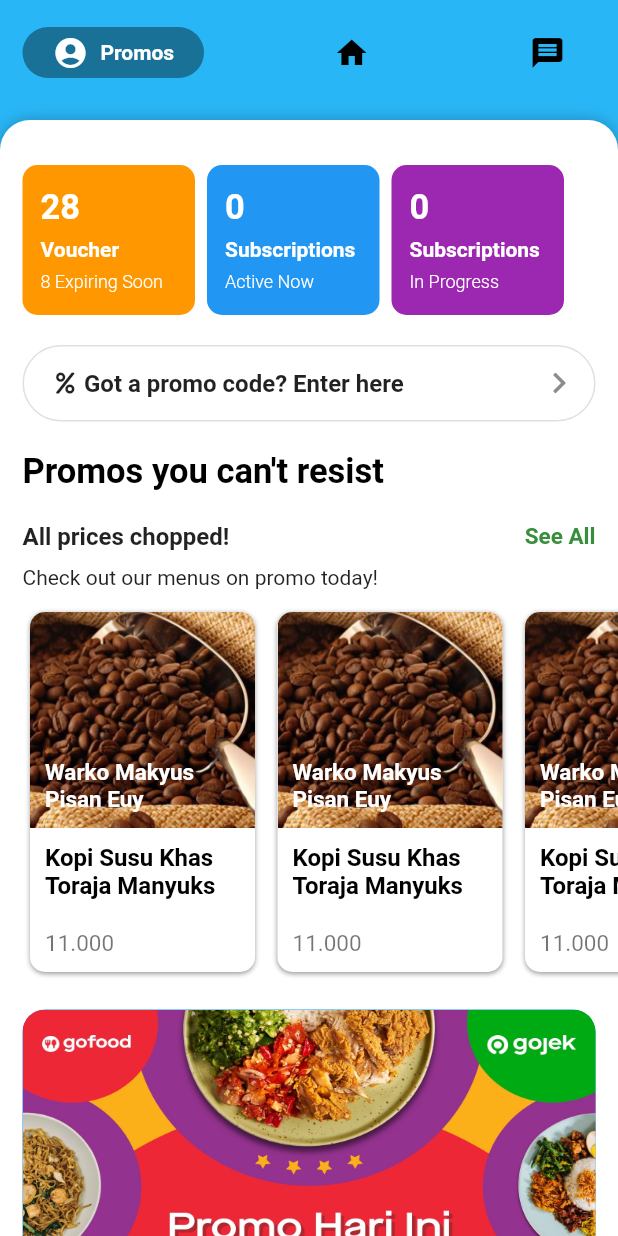
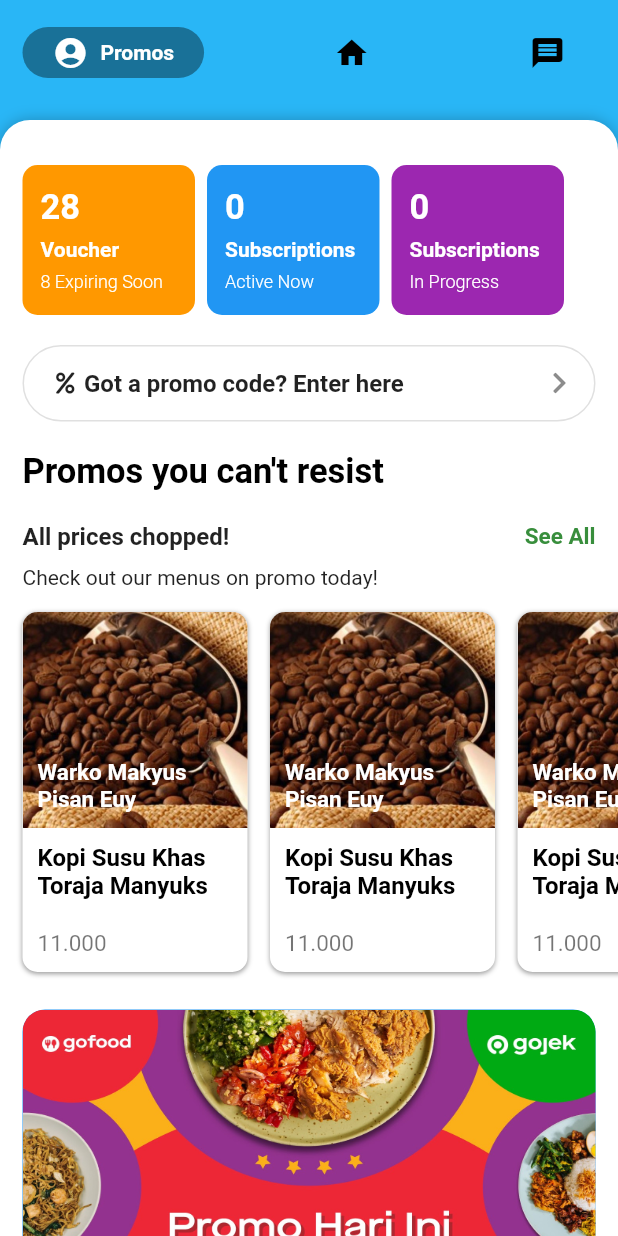
Before and after one commit to fauzannoorazhar/flutter-clonning-apps, a Flutter app: the screen it shows after launch, on a phone screen of 412 x 824 dp. Run offline on Flutter 3.47's test engine with Material 2 defaults, Android fonts, the phone set to English and light mode, and no system bars; drawn by our look-alikes of google_nav_bar, sliding_up_panel; our stand-ins replace font_awesome_flutter, geolocator, google_maps_flutter.

Commit message:
fix size padding in promoGoFoodList > tab promos

```diff
--- a/lib/ui/views/home/tab_promos.dart
+++ b/lib/ui/views/home/tab_promos.dart
@@ -127,7 +127,6 @@ class TabPromos extends StatelessWidget {
                 SizedBox(height: 10),
                 Container(
                     height: 250,
-                    padding: EdgeInsets.only(left: 15),
                     child: NotificationListener<OverscrollIndicatorNotification>(
                         onNotification: (overscroll) {
                             overscroll.disallowGlow();
@@ -136,10 +135,13 @@ class TabPromos extends StatelessWidget {
                             scrollDirection: Axis.horizontal,
                             itemCount: 4,
                             itemBuilder: (BuildContext context, int index) {
-                                return CardGoFood(
-                                    titleImage: 'Warko Makyus Pisan Euy',
-                                    title: 'Kopi Susu Khas Toraja Manyuks',
-                                    price: '11.000',
+                                return Padding(
+                                    padding: EdgeInsets.only(right: 0, left: (index == 0) ? 10 : 0),
+                                    child: CardGoFood(
+                                        titleImage: 'Warko Makyus Pisan Euy',
+                                        title: 'Kopi Susu Khas Toraja Manyuks',
+                                        price: '11.000',
+                                    ),
                                 );
                             },
                         ),
```
